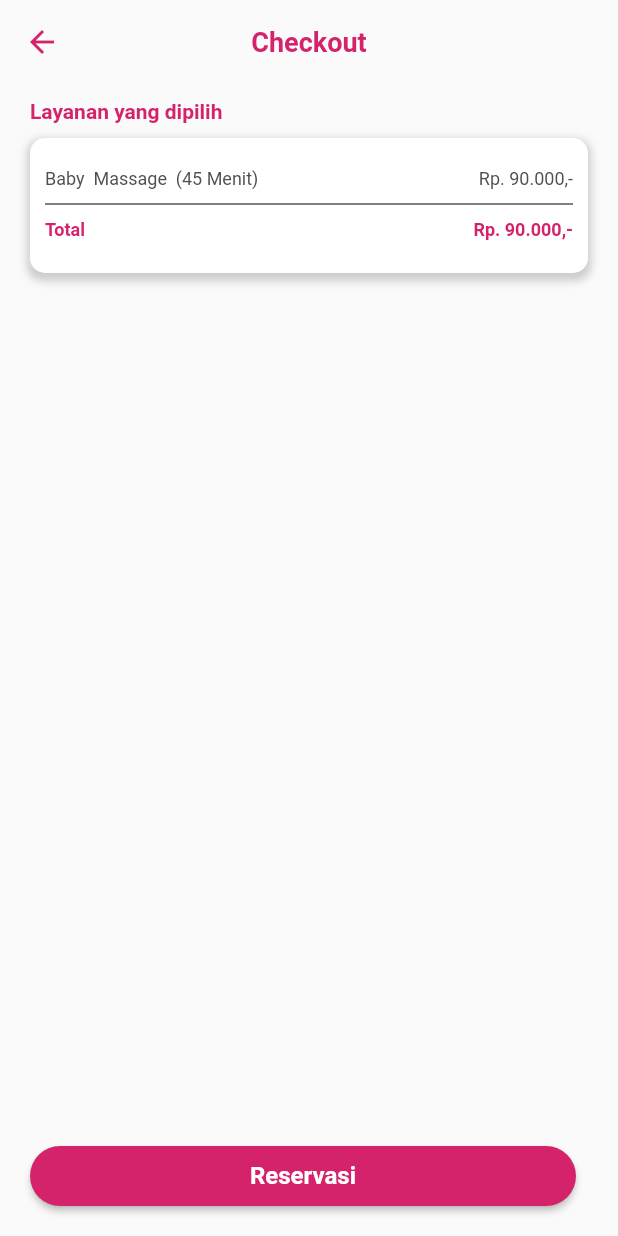
After one commit to yaminmuhammad/pedikia-apps, a Flutter app: the CheckoutPage screen opened directly, on a phone screen of 412 x 824 dp. The commit adds this screen. Run offline on Flutter 3.47's test engine with Material 2 defaults, Android fonts, the phone set to English and light mode, and no system bars; our stand-ins replace carousel_slider, get, google_fonts, lottie.

Commit message:
feat: selected service

```diff
--- a/lib/pages/categories_service_page.dart
+++ b/lib/pages/categories_service_page.dart
@@ -1,6 +1,6 @@
 import 'package:flutter/material.dart';
 import 'package:get/get.dart';
-import 'package:pedikia/pages/price_service_page.dart';
+import 'package:pedikia/pages/list_service_page.dart';
 import 'package:pedikia/theme.dart';
 
 class CategoriesServicePage extends StatefulWidget {
@@ -145,7 +145,7 @@ class _CategoriesServicePageState extends State<CategoriesServicePage> {
 
             GestureDetector(
               onTap: () {
-                Get.to(() => PriceServicePage());
+                Get.to(() => ListServicePage());
               },
               child: Container(
                 height: 80,
--- /dev/null
+++ b/lib/pages/checkout_page.dart
@@ -0,0 +1,174 @@
+import 'package:flutter/material.dart';
+import 'package:pedikia/theme.dart';
+
+class CheckoutPage extends StatefulWidget {
+  const CheckoutPage({super.key});
+
+  @override
+  State<CheckoutPage> createState() => _CheckoutPageState();
+}
+
+class _CheckoutPageState extends State<CheckoutPage> {
+  @override
+  Widget build(BuildContext context) {
+    Widget selectedService() {
+      return Container(
+        margin: EdgeInsets.only(
+          top: 10.0,
+          left: 20.0,
+          right: 20.0,
+        ),
+        child: Column(
+          crossAxisAlignment: CrossAxisAlignment.start,
+          children: [
+            Text(
+              'Layanan yang dipilih',
+              style: primaryTextStyle.copyWith(
+                fontSize: 14,
+                fontWeight: bold,
+              ),
+            ),
+            Container(
+              margin: EdgeInsets.only(
+                top: 10,
+              ),
+              height: 90,
+              decoration: BoxDecoration(
+                color: Colors.white,
+                borderRadius: BorderRadius.circular(10),
+                boxShadow: [
+                  BoxShadow(
+                      color: Colors.grey.withOpacity(0.5),
+                      spreadRadius: 2,
+                      blurRadius: 4,
+                      offset: Offset(0, 3)),
+                ],
+              ),
+              child: Container(
+                padding: EdgeInsets.only(
+                  top: 20.0,
+                  left: 10.0,
+                  right: 10.0,
+                  bottom: 10.0,
+                ),
+                child: Column(
+                  children: [
+                    Row(
+                      mainAxisAlignment: MainAxisAlignment.spaceBetween,
+                      crossAxisAlignment: CrossAxisAlignment.start,
+                      children: [
+                        Expanded(
+                          child: Text(
+                            'Baby  Massage  (45 Menit)',
+                            style: primaryTextStyle.copyWith(
+                              fontSize: 12,
+                              color: Color(0xff4F4F4F),
+                            ),
+                          ),
+                        ),
+                        Text(
+                          'Rp. 90.000,-',
+                          style: primaryTextStyle.copyWith(
+                            fontSize: 12,
+                            color: Color(0xff4F4F4F),
+                          ),
+                        ),
+                      ],
+                    ),
+                    Divider(
+                      height: 20,
+                      color: Colors.black,
+                    ),
+                    Row(
+                      mainAxisAlignment: MainAxisAlignment.spaceBetween,
+                      crossAxisAlignment: CrossAxisAlignment.start,
+                      children: [
+                        Expanded(
+                          child: Text(
+                            'Total',
+                            style: primaryTextStyle.copyWith(
+                              fontSize: 12,
+                              fontWeight: bold,
+                            ),
+                          ),
+                        ),
+                        Text(
+                          'Rp. 90.000,-',
+                          style: primaryTextStyle.copyWith(
+                            fontSize: 12,
+                            fontWeight: bold,
+                          ),
+                        ),
+                      ],
+                    ),
+                  ],
+                ),
+              ),
+            ),
+          ],
+        ),
+      );
+    }
+
+    return Scaffold(
+      bottomSheet: Container(
+        margin: EdgeInsets.only(
+          left: 20.0,
+          right: 20.0,
+          bottom: 20.0,
+        ),
+        height: 40.0,
+        width: 364,
+        child: ElevatedButton(
+          onPressed: () {},
+          style: ElevatedButton.styleFrom(
+            backgroundColor: primaryColor,
+            shape: RoundedRectangleBorder(
+              borderRadius: BorderRadius.circular(20.0),
+            ),
+          ),
+          child: Text(
+            'Reservasi',
+            style: primaryTextStyle.copyWith(
+              fontSize: 16.0,
+              fontWeight: bold,
+              color: Colors.white,
+            ),
+          ),
+        ),
+      ),
+      appBar: AppBar(
+        title: Text(
+          'Checkout',
+          style: primaryTextStyle.copyWith(
+            fontSize: 18.0,
+            fontWeight: bold,
+            color: primaryColor,
+          ),
+        ),
+        centerTitle: true,
+        leading: IconButton(
+          icon: Icon(
+            Icons.arrow_back,
+            color: primaryColor,
+          ),
+          onPressed: () {
+            Navigator.pop(context);
+          },
+        ),
+        backgroundColor: Colors.transparent,
+        elevation: 0.0,
+      ),
+      body: SingleChildScrollView(
+        padding: EdgeInsets.only(
+          bottom: 100.0,
+        ),
+        child: Column(
+          children: [
+            selectedService(),
+          ],
+        ),
+      ),
+    );
+  }
+}
--- a/lib/pages/detail_service_page.dart
+++ b/lib/pages/detail_service_page.dart
@@ -1,5 +1,7 @@
 import 'package:carousel_slider/carousel_slider.dart';
 import 'package:flutter/material.dart';
+import 'package:get/route_manager.dart';
+import 'package:pedikia/pages/checkout_page.dart';
 import 'package:pedikia/theme.dart';
 import 'package:pedikia/widget/bullet_widget.dart';
 
@@ -219,7 +221,9 @@ class DetailServicePage extends StatelessWidget {
         height: 40.0,
         width: 364,
         child: ElevatedButton(
-          onPressed: () {},
+          onPressed: () {
+            Get.to(() => CheckoutPage());
+          },
           style: ElevatedButton.styleFrom(
             backgroundColor: primaryColor,
             shape: RoundedRectangleBorder(
@@ -227,7 +231,7 @@ class DetailServicePage extends StatelessWidget {
             ),
           ),
           child: Text(
-            'Pesan Sekarang',
+            'Pilih',
             style: primaryTextStyle.copyWith(
               fontSize: 16.0,
               fontWeight: bold,
--- a/lib/pages/price_service_page.dart
+++ b/lib/pages/list_service_page.dart
@@ -3,14 +3,14 @@ import 'package:get/get.dart';
 import 'package:pedikia/pages/detail_service_page.dart';
 import 'package:pedikia/theme.dart';
 
-class PriceServicePage extends StatefulWidget {
-  const PriceServicePage({super.key});
+class ListServicePage extends StatefulWidget {
+  const ListServicePage({super.key});
 
   @override
-  State<PriceServicePage> createState() => _PriceServicePageState();
+  State<ListServicePage> createState() => _ListServicePageState();
 }
 
-class _PriceServicePageState extends State<PriceServicePage> {
+class _ListServicePageState extends State<ListServicePage> {
   @override
   Widget build(BuildContext context) {
     Widget headerWarn() {
@@ -43,7 +43,7 @@ class _PriceServicePageState extends State<PriceServicePage> {
                   left: 10,
                 ),
                 child: Text(
-                  'Silahkan pilih layanan yang diinginkan dengan klik beberapa paket yang disediakan oleh pedikia',
+                  'Silahkan pilih layanan yang diinginkan dengan klik salah satu paket yang disediakan oleh pedikia',
                   style: primaryTextStyle.copyWith(
                     fontSize: 12,
                     fontWeight: bold,
--- a/lib/widget/bullet_widget.dart
+++ b/lib/widget/bullet_widget.dart
@@ -20,7 +20,7 @@ class BulletList extends StatelessWidget {
                 '\u2022',
                 style: TextStyle(
                   fontSize: 16,
-                  height: 1.45,
+                  height: 1.25,
                 ),
               ),
               SizedBox(
@@ -35,7 +35,7 @@ class BulletList extends StatelessWidget {
                     style: TextStyle(
                       fontSize: 14,
                       color: Color(0xff333333),
-                      height: 1.45,
+                      height: 1.25,
                     ),
                   ),
                 ),
```
